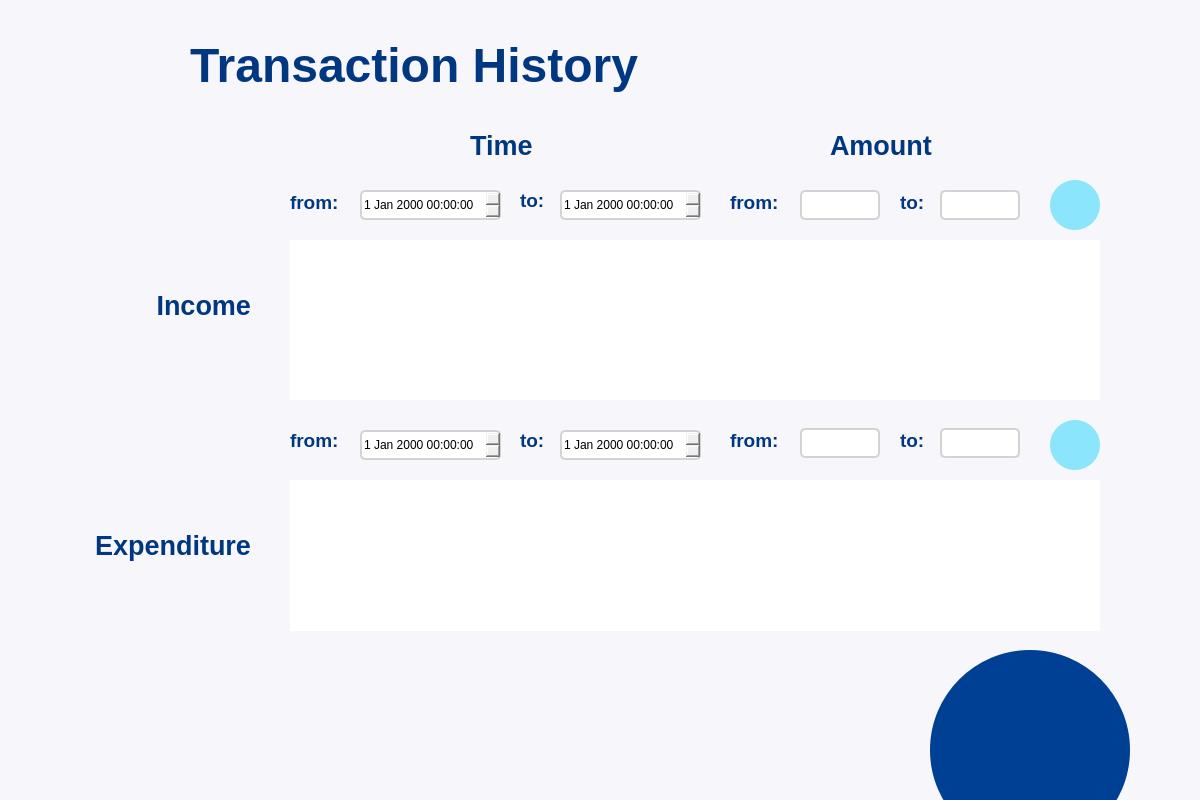
mintpancake/ikyc, file transaction.ui: the form before one commit.
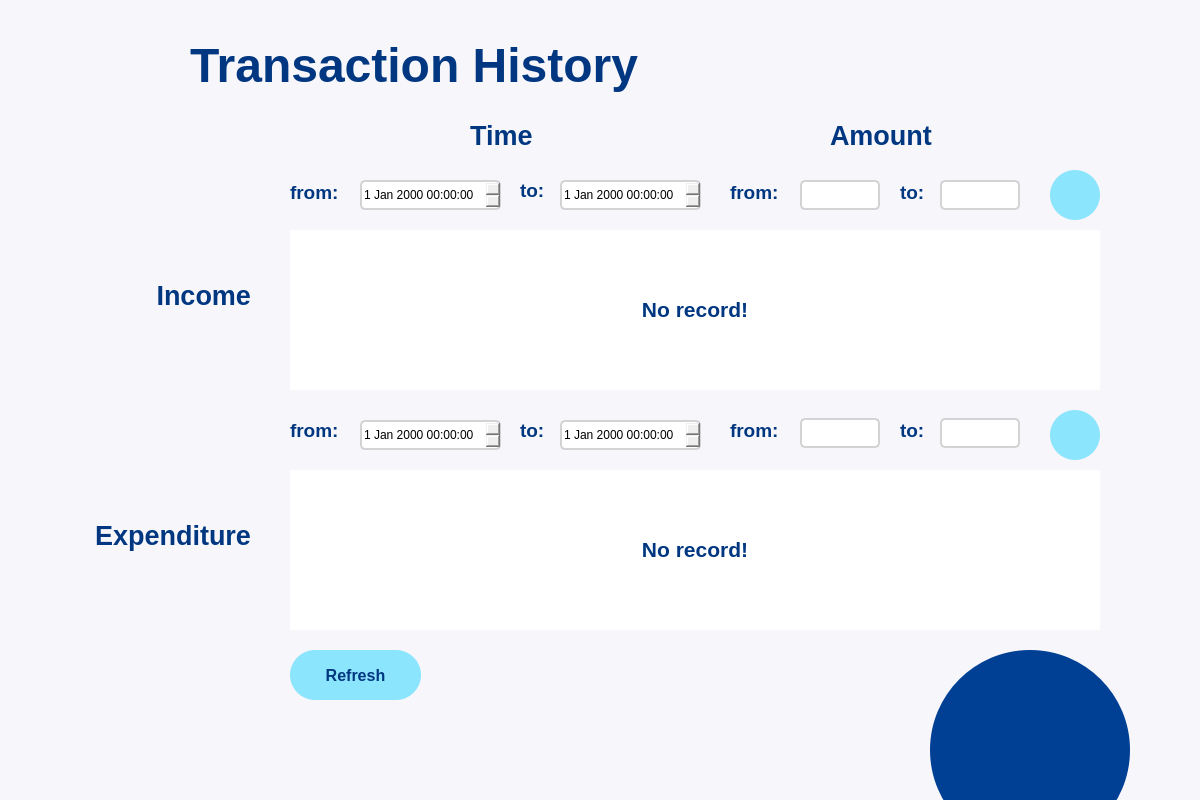
The form after the commit. Icons and pictures are not drawn.

Commit message: Finish transfer and transaction

```diff
--- a/transaction.ui
+++ b/transaction.ui
@@ -508,7 +508,7 @@
     <property name="geometry">
      <rect>
       <x>290</x>
-      <y>240</y>
+      <y>230</y>
       <width>810</width>
       <height>160</height>
      </rect>
@@ -579,9 +579,9 @@
     <property name="geometry">
      <rect>
       <x>290</x>
-      <y>480</y>
+      <y>470</y>
       <width>810</width>
-      <height>151</height>
+      <height>160</height>
      </rect>
     </property>
     <property name="font">
@@ -634,7 +634,7 @@
        <x>0</x>
        <y>0</y>
        <width>810</width>
-       <height>151</height>
+       <height>160</height>
       </rect>
      </property>
      <property name="autoFillBackground">
@@ -670,7 +670,7 @@
     <property name="geometry">
      <rect>
       <x>470</x>
-      <y>100</y>
+      <y>90</y>
       <width>81</width>
       <height>91</height>
      </rect>
@@ -694,7 +694,7 @@
     <property name="geometry">
      <rect>
       <x>290</x>
-      <y>182</y>
+      <y>172</y>
       <width>81</width>
       <height>41</height>
      </rect>
@@ -718,7 +718,7 @@
     <property name="geometry">
      <rect>
       <x>520</x>
-      <y>180</y>
+      <y>170</y>
       <width>31</width>
       <height>41</height>
      </rect>
@@ -742,7 +742,7 @@
     <property name="geometry">
      <rect>
       <x>120</x>
-      <y>260</y>
+      <y>250</y>
       <width>131</width>
       <height>91</height>
      </rect>
@@ -766,7 +766,7 @@
     <property name="geometry">
      <rect>
       <x>830</x>
-      <y>100</y>
+      <y>90</y>
       <width>131</width>
       <height>91</height>
      </rect>
@@ -790,7 +790,7 @@
     <property name="geometry">
      <rect>
       <x>730</x>
-      <y>182</y>
+      <y>172</y>
       <width>81</width>
       <height>41</height>
      </rect>
@@ -814,7 +814,7 @@
     <property name="geometry">
      <rect>
       <x>900</x>
-      <y>182</y>
+      <y>172</y>
       <width>31</width>
       <height>41</height>
      </rect>
@@ -838,7 +838,7 @@
     <property name="geometry">
      <rect>
       <x>800</x>
-      <y>190</y>
+      <y>180</y>
       <width>80</width>
       <height>30</height>
      </rect>
@@ -854,7 +854,7 @@
     <property name="geometry">
      <rect>
       <x>940</x>
-      <y>190</y>
+      <y>180</y>
       <width>80</width>
       <height>30</height>
      </rect>
@@ -870,7 +870,7 @@
     <property name="geometry">
      <rect>
       <x>1050</x>
-      <y>180</y>
+      <y>170</y>
       <width>50</width>
       <height>50</height>
      </rect>
@@ -920,7 +920,7 @@
     <property name="geometry">
      <rect>
       <x>60</x>
-      <y>500</y>
+      <y>490</y>
       <width>191</width>
       <height>91</height>
      </rect>
@@ -944,7 +944,7 @@
     <property name="geometry">
      <rect>
       <x>290</x>
-      <y>420</y>
+      <y>410</y>
       <width>81</width>
       <height>41</height>
      </rect>
@@ -968,7 +968,7 @@
     <property name="geometry">
      <rect>
       <x>940</x>
-      <y>428</y>
+      <y>418</y>
       <width>80</width>
       <height>30</height>
      </rect>
@@ -984,7 +984,7 @@
     <property name="geometry">
      <rect>
       <x>520</x>
-      <y>420</y>
+      <y>410</y>
       <width>31</width>
       <height>41</height>
      </rect>
@@ -1008,7 +1008,7 @@
     <property name="geometry">
      <rect>
       <x>1050</x>
-      <y>420</y>
+      <y>410</y>
       <width>50</width>
       <height>50</height>
      </rect>
@@ -1058,7 +1058,7 @@
     <property name="geometry">
      <rect>
       <x>800</x>
-      <y>428</y>
+      <y>418</y>
       <width>80</width>
       <height>30</height>
      </rect>
@@ -1074,7 +1074,7 @@
     <property name="geometry">
      <rect>
       <x>730</x>
-      <y>420</y>
+      <y>410</y>
       <width>81</width>
       <height>41</height>
      </rect>
@@ -1098,7 +1098,7 @@
     <property name="geometry">
      <rect>
       <x>360</x>
-      <y>190</y>
+      <y>180</y>
       <width>141</width>
       <height>30</height>
      </rect>
@@ -1133,7 +1133,7 @@
     <property name="geometry">
      <rect>
       <x>560</x>
-      <y>190</y>
+      <y>180</y>
       <width>141</width>
       <height>30</height>
      </rect>
@@ -1168,7 +1168,7 @@
     <property name="geometry">
      <rect>
       <x>560</x>
-      <y>430</y>
+      <y>420</y>
       <width>141</width>
       <height>30</height>
      </rect>
@@ -1203,7 +1203,7 @@
     <property name="geometry">
      <rect>
       <x>360</x>
-      <y>430</y>
+      <y>420</y>
       <width>141</width>
       <height>30</height>
      </rect>
@@ -1238,7 +1238,7 @@
     <property name="geometry">
      <rect>
       <x>900</x>
-      <y>420</y>
+      <y>410</y>
       <width>31</width>
       <height>41</height>
      </rect>
@@ -1305,6 +1305,91 @@
      <string/>
     </property>
    </widget>
+   <widget class="QLabel" name="hintLabel">
+    <property name="geometry">
+     <rect>
+      <x>290</x>
+      <y>285</y>
+      <width>810</width>
+      <height>50</height>
+     </rect>
+    </property>
+    <property name="font">
+     <font>
+      <family>Yu Gothic UI</family>
+      <pointsize>16</pointsize>
+     </font>
+    </property>
+    <property name="text">
+     <string>&lt;html&gt;&lt;head/&gt;&lt;body&gt;&lt;p&gt;&lt;span style=&quot; font-weight:600; color:#003780;&quot;&gt;No     record!&lt;/span&gt;&lt;/p&gt;&lt;/body&gt;&lt;/html&gt;</string>
+    </property>
+    <property name="alignment">
+     <set>Qt::AlignCenter</set>
+    </property>
+   </widget>
+   <widget class="QLabel" name="hintLabel_2">
+    <property name="geometry">
+     <rect>
+      <x>290</x>
+      <y>525</y>
+      <width>810</width>
+      <height>50</height>
+     </rect>
+    </property>
+    <property name="font">
+     <font>
+      <family>Yu Gothic UI</family>
+      <pointsize>16</pointsize>
+     </font>
+    </property>
+    <property name="text">
+     <string>&lt;html&gt;&lt;head/&gt;&lt;body&gt;&lt;p&gt;&lt;span style=&quot; font-weight:600; color:#003780;&quot;&gt;No record!&lt;/span&gt;&lt;/p&gt;&lt;/body&gt;&lt;/html&gt;</string>
+    </property>
+    <property name="alignment">
+     <set>Qt::AlignCenter</set>
+    </property>
+   </widget>
+   <widget class="QPushButton" name="refreshButton">
+    <property name="geometry">
+     <rect>
+      <x>290</x>
+      <y>650</y>
+      <width>131</width>
+      <height>50</height>
+     </rect>
+    </property>
+    <property name="font">
+     <font>
+      <family>Yu Gothic UI</family>
+      <pointsize>12</pointsize>
+      <weight>75</weight>
+      <bold>true</bold>
+     </font>
+    </property>
+    <property name="cursor">
+     <cursorShape>ArrowCursor</cursorShape>
+    </property>
+    <property name="styleSheet">
+     <string notr="true">QPushButton{
+    background: rgb(139, 229, 253);
+    border-radius: 25px;
+	color:rgb(0, 55, 128);
+}
+QPushButton:hover{
+    background: rgb(133, 221, 243);
+    border-radius: 25px;
+	color:rgb(0, 55, 128);
+}
+QPushButton:pressed{
+    background: rgb(128, 212, 233);
+    border-radius: 25px;
+	color:rgb(0, 55, 128);
+}</string>
+    </property>
+    <property name="text">
+     <string>Refresh</string>
+    </property>
+   </widget>
    <zorder>outScrollArea</zorder>
    <zorder>inScrollArea</zorder>
    <zorder>logoLabel</zorder>
@@ -1332,6 +1417,9 @@
    <zorder>fromDate_2</zorder>
    <zorder>TimeLabel_8</zorder>
    <zorder>backButton</zorder>
+   <zorder>hintLabel</zorder>
+   <zorder>hintLabel_2</zorder>
+   <zorder>refreshButton</zorder>
   </widget>
  </widget>
  <resources/>
```
The commit also changes 4 other files.
